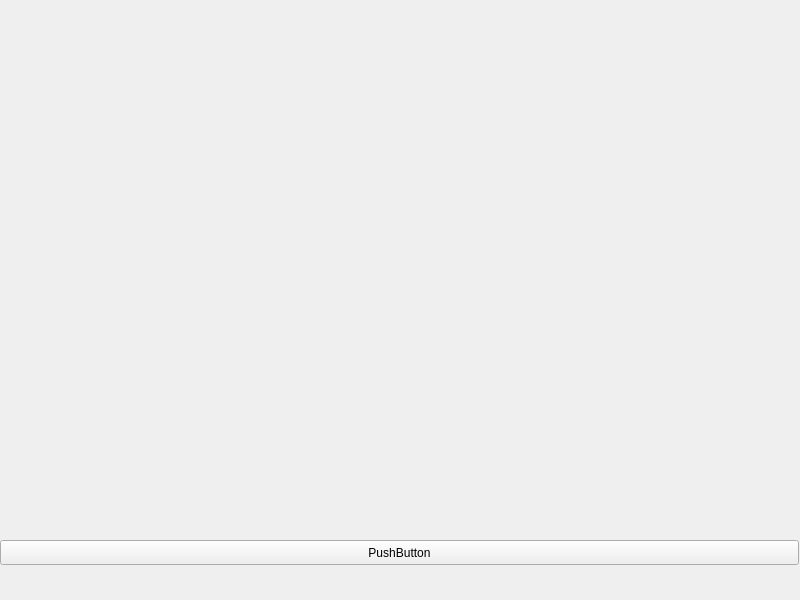
Qt form src/MainWindow.ui (Elyg/OpenVDB_Visualizer) before a commit.
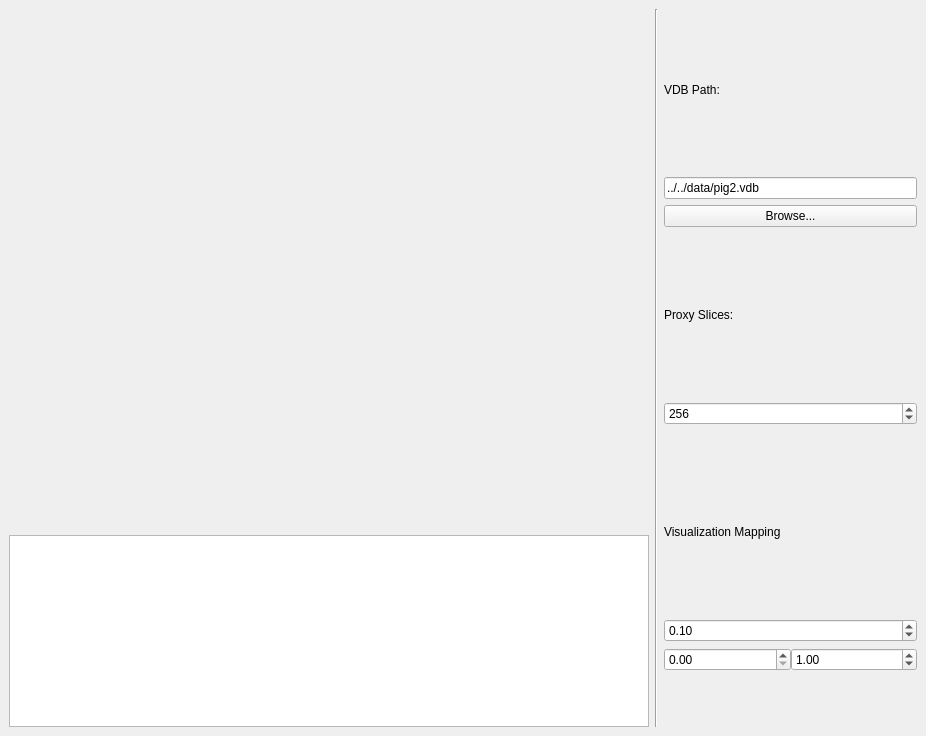
The same form after that commit. Custom widgets are drawn as their Qt base class.

Commit message: Updated to view align proxy method for sampling vdbs. Added some basic gui elements

```diff
--- a/src/MainWindow.ui
+++ b/src/MainWindow.ui
@@ -9,8 +9,8 @@
    <rect>
     <x>0</x>
     <y>0</y>
-    <width>800</width>
-    <height>600</height>
+    <width>926</width>
+    <height>736</height>
    </rect>
   </property>
   <property name="windowTitle">
@@ -20,32 +20,228 @@
    <property name="enabled">
     <bool>true</bool>
    </property>
-   <widget class="QWidget" name="gridLayoutWidget">
-    <property name="geometry">
-     <rect>
-      <x>0</x>
-      <y>0</y>
-      <width>801</width>
-      <height>511</height>
-     </rect>
-    </property>
-    <layout class="QGridLayout" name="s_mainWindowGridLayout"/>
-   </widget>
-   <widget class="QPushButton" name="pushButton">
-    <property name="geometry">
-     <rect>
-      <x>0</x>
-      <y>540</y>
-      <width>799</width>
-      <height>25</height>
-     </rect>
-    </property>
-    <property name="text">
-     <string>PushButton</string>
-    </property>
-   </widget>
+   <property name="baseSize">
+    <size>
+     <width>1024</width>
+     <height>720</height>
+    </size>
+   </property>
+   <layout class="QHBoxLayout" name="horizontalLayout_2">
+    <item>
+     <layout class="QVBoxLayout" name="verticalLayout">
+      <property name="sizeConstraint">
+       <enum>QLayout::SetDefaultConstraint</enum>
+      </property>
+      <property name="bottomMargin">
+       <number>0</number>
+      </property>
+      <item>
+       <widget class="OpenGLWindow" name="openGLWindow" native="true">
+        <property name="sizePolicy">
+         <sizepolicy hsizetype="Preferred" vsizetype="Preferred">
+          <horstretch>0</horstretch>
+          <verstretch>0</verstretch>
+         </sizepolicy>
+        </property>
+        <property name="minimumSize">
+         <size>
+          <width>640</width>
+          <height>480</height>
+         </size>
+        </property>
+        <property name="cursor">
+         <cursorShape>SizeAllCursor</cursorShape>
+        </property>
+        <property name="focusPolicy">
+         <enum>Qt::ClickFocus</enum>
+        </property>
+       </widget>
+      </item>
+      <item>
+       <widget class="QTextEdit" name="infoBox">
+        <property name="sizePolicy">
+         <sizepolicy hsizetype="Expanding" vsizetype="Maximum">
+          <horstretch>0</horstretch>
+          <verstretch>0</verstretch>
+         </sizepolicy>
+        </property>
+        <property name="styleSheet">
+         <string notr="true">font: 25 8pt &quot;Ubuntu&quot;;</string>
+        </property>
+       </widget>
+      </item>
+     </layout>
+    </item>
+    <item>
+     <widget class="Line" name="line">
+      <property name="orientation">
+       <enum>Qt::Vertical</enum>
+      </property>
+     </widget>
+    </item>
+    <item>
+     <layout class="QVBoxLayout" name="parmLayout">
+      <property name="spacing">
+       <number>6</number>
+      </property>
+      <property name="sizeConstraint">
+       <enum>QLayout::SetNoConstraint</enum>
+      </property>
+      <item>
+       <widget class="QLabel" name="pathLabel">
+        <property name="text">
+         <string>VDB Path:</string>
+        </property>
+       </widget>
+      </item>
+      <item>
+       <widget class="QLineEdit" name="filePath">
+        <property name="focusPolicy">
+         <enum>Qt::ClickFocus</enum>
+        </property>
+        <property name="text">
+         <string>../../data/pig2.vdb</string>
+        </property>
+       </widget>
+      </item>
+      <item>
+       <widget class="QPushButton" name="browseButton">
+        <property name="text">
+         <string>Browse...</string>
+        </property>
+       </widget>
+      </item>
+      <item>
+       <widget class="QLabel" name="proxyLabel">
+        <property name="text">
+         <string>Proxy Slices:</string>
+        </property>
+       </widget>
+      </item>
+      <item>
+       <widget class="QSpinBox" name="slices">
+        <property name="toolTipDuration">
+         <number>0</number>
+        </property>
+        <property name="minimum">
+         <number>1</number>
+        </property>
+        <property name="maximum">
+         <number>1024</number>
+        </property>
+        <property name="singleStep">
+         <number>16</number>
+        </property>
+        <property name="value">
+         <number>256</number>
+        </property>
+       </widget>
+      </item>
+      <item>
+       <spacer name="horizontalSpacer">
+        <property name="orientation">
+         <enum>Qt::Horizontal</enum>
+        </property>
+        <property name="sizeHint" stdset="0">
+         <size>
+          <width>40</width>
+          <height>20</height>
+         </size>
+        </property>
+       </spacer>
+      </item>
+      <item>
+       <widget class="QLabel" name="vizLabel">
+        <property name="text">
+         <string>Visualization Mapping</string>
+        </property>
+       </widget>
+      </item>
+      <item>
+       <widget class="QDoubleSpinBox" name="densityMulti">
+        <property name="maximum">
+         <double>10000.000000000000000</double>
+        </property>
+        <property name="singleStep">
+         <double>0.050000000000000</double>
+        </property>
+        <property name="value">
+         <double>0.100000000000000</double>
+        </property>
+       </widget>
+      </item>
+      <item>
+       <layout class="QHBoxLayout" name="fitWidget">
+        <property name="spacing">
+         <number>0</number>
+        </property>
+        <item>
+         <widget class="QDoubleSpinBox" name="fitMin">
+          <property name="maximum">
+           <double>100000.000000000000000</double>
+          </property>
+         </widget>
+        </item>
+        <item>
+         <widget class="QDoubleSpinBox" name="fitMax">
+          <property name="maximum">
+           <double>100000.000000000000000</double>
+          </property>
+          <property name="singleStep">
+           <double>0.100000000000000</double>
+          </property>
+          <property name="value">
+           <double>1.000000000000000</double>
+          </property>
+         </widget>
+        </item>
+       </layout>
+      </item>
+      <item>
+       <widget class="QColorRampEditor" name="rampWidget" native="true">
+        <property name="sizePolicy">
+         <sizepolicy hsizetype="Preferred" vsizetype="Fixed">
+          <horstretch>0</horstretch>
+          <verstretch>0</verstretch>
+         </sizepolicy>
+        </property>
+        <property name="minimumSize">
+         <size>
+          <width>0</width>
+          <height>50</height>
+         </size>
+        </property>
+       </widget>
+      </item>
+     </layout>
+    </item>
+   </layout>
+  </widget>
+  <widget class="QMenuBar" name="menuBar">
+   <property name="geometry">
+    <rect>
+     <x>0</x>
+     <y>0</y>
+     <width>926</width>
+     <height>22</height>
+    </rect>
+   </property>
   </widget>
  </widget>
+ <customwidgets>
+  <customwidget>
+   <class>OpenGLWindow</class>
+   <extends>QWidget</extends>
+   <header>OpenGLWindow.h</header>
+   <container>1</container>
+  </customwidget>
+  <customwidget>
+   <class>QColorRampEditor</class>
+   <extends>QWidget</extends>
+   <header>QColorRampEditor.h</header>
+   <container>1</container>
+  </customwidget>
+ </customwidgets>
  <resources/>
  <connections/>
 </ui>
```
Left out of the diff: 2 changed lines with no effect on the pictures. The commit also changes 21 other files.
